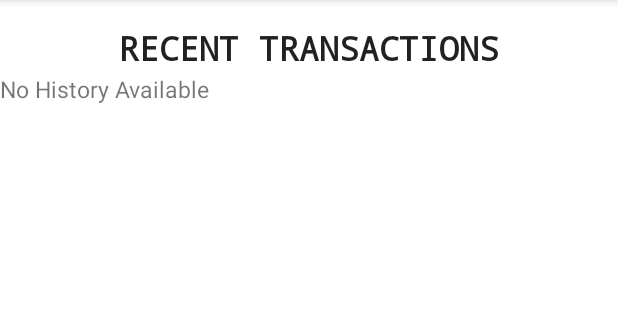
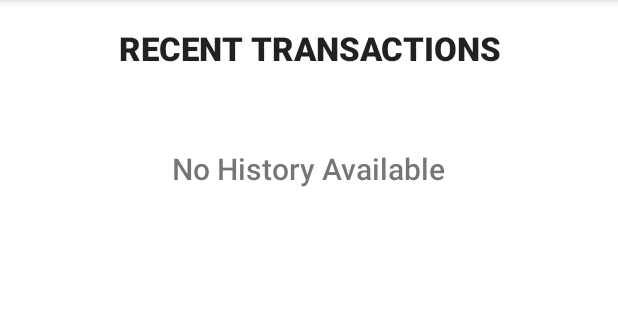
Before and after one commit to Crackmindedsk/BasicBankApp, an Android app: the TransactionActivity screen opened directly, with no data from a screen before it, on a phone screen of 412 x 824 dp, the part 84-404 px from its top. Run offline under Robolectric (Android 15) with nearby library versions, the phone set to English and light mode, and no system bars.

```diff
--- a/app/src/main/java/sharlene/work/basicbankingapp/MainActivity.kt
+++ b/app/src/main/java/sharlene/work/basicbankingapp/MainActivity.kt
@@ -19,6 +19,6 @@ class MainActivity : AppCompatActivity() {
     }
 
     companion object {
-        private const val SPLASH_TIME_OUT = 4000
+        private const val SPLASH_TIME_OUT = 1000
     }
 }
--- a/app/src/main/res/layout/home_activity.xml
+++ b/app/src/main/res/layout/home_activity.xml
@@ -15,11 +15,10 @@
         android:textStyle="bold"
         android:text="@string/Title"
         android:layout_marginBottom="25dp"
-        android:layout_marginRight="5dp"
         android:textAlignment="center"
         android:textColor="@color/purple_200"
         android:typeface="monospace"
-        android:textSize="25sp"/>
+        android:textSize="50sp"/>
     <Button
         android:layout_width="wrap_content"
         android:layout_height="wrap_content"
@@ -28,7 +27,8 @@
         android:layout_marginTop="20dp"
         android:text="@string/enter"
         android:textAlignment="center"
-        android:textColor="@color/button_text"/>
+        android:textColor="@color/button_text"
+        android:textSize="40dp"/>
 
 
 </LinearLayout>
--- a/app/src/main/res/layout/transaction_history_activity.xml
+++ b/app/src/main/res/layout/transaction_history_activity.xml
@@ -12,7 +12,7 @@
         android:id="@+id/transfer_history"
         android:padding="2dp"
         android:gravity="center"
-        android:typeface="monospace"
+        android:fontFamily="sans-serif-medium"
         android:text="@string/transactions"
         android:layout_marginTop="15dp"
         android:textAllCaps="true"
@@ -25,15 +25,20 @@
         android:layout_below="@id/transfer_history"
         app:layout_behavior="@string/appbar_scrolling_view_behavior"
         android:id="@+id/recycler_history"
-        android:padding="10dp"/>
+        android:padding="10dp"
+        android:layout_marginTop="10dp"/>
+
     <TextView
+        android:id="@+id/empty_text"
         android:layout_width="wrap_content"
         android:layout_height="wrap_content"
-        android:id="@+id/empty_text"
         android:layout_below="@id/transfer_history"
+        android:fontFamily="sans-serif-medium"
         android:text="@string/no_history_available"
-        android:textSize="15dp"
-        android:visibility="invisible"/>
+        android:textSize="20sp"
+        android:visibility="invisible"
+        android:layout_marginTop="50dp"
+        android:layout_centerHorizontal="true" />
 
 
 </RelativeLayout>
--- a/app/src/main/res/menu/main_menu.xml
+++ b/app/src/main/res/menu/main_menu.xml
@@ -7,5 +7,6 @@
         android:icon="@android:drawable/ic_menu_recent_history"
         android:orderInCategory="100"
         app:showAsAction="always"
-        android:title="TODO"/>
+        android:title="TODO"
+        />
 </menu>
```
